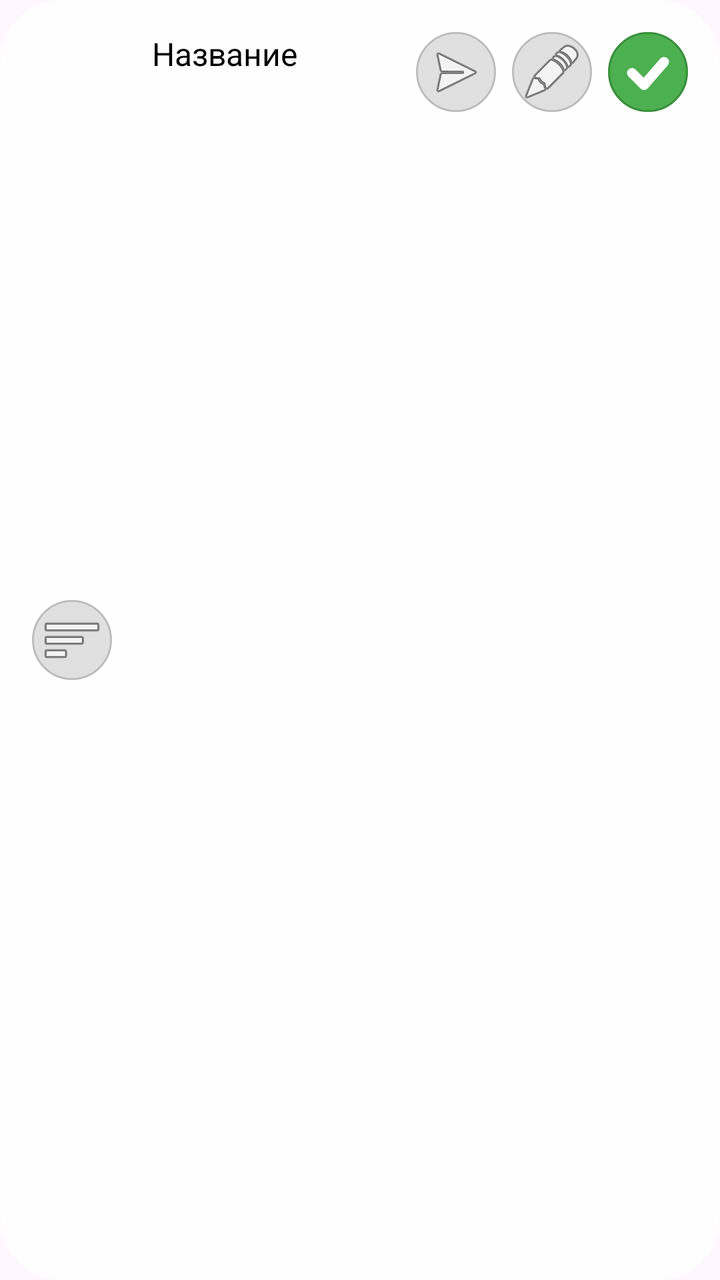
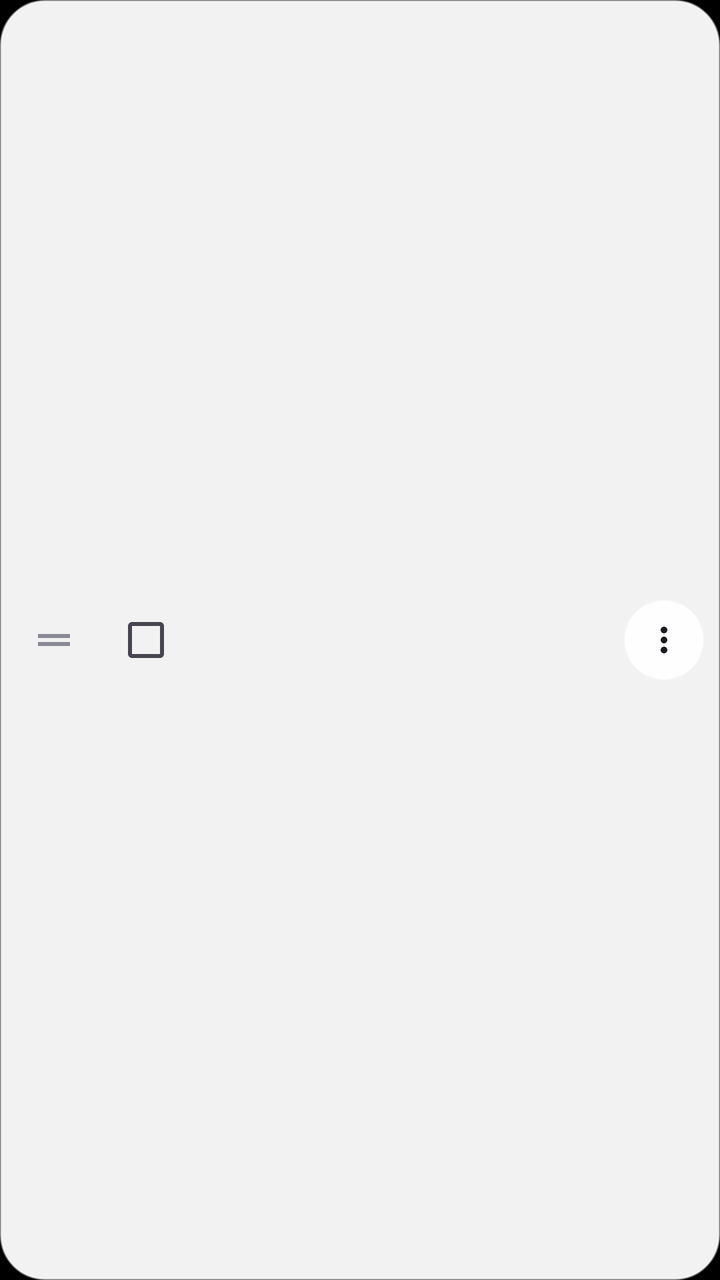

The first picture is an Android layout as it rendered before a commit; the second is the same layout after the commit. The layout source and the unified diff follow.
<!-- AndroidManifest.xml: application theme Base.Theme.Tasks -->
<!-- res/layout/item_layout.xml -->
<?xml version="1.0" encoding="utf-8"?>
<LinearLayout xmlns:android="http://schemas.android.com/apk/res/android"
    android:id="@+id/itemLayout"
    android:layout_width="match_parent"
    android:layout_height="wrap_content"
    android:orientation="horizontal"
    android:background="@drawable/blur_background"
    android:layout_marginStart="8dp"
    android:layout_marginEnd="8dp"
    android:layout_marginTop="4dp"
    android:layout_marginBottom="4dp"
    android:padding="16dp"
    android:elevation="2dp">

    <ImageButton
        android:id="@+id/dragHandle"
        android:layout_width="40dp"
        android:layout_height="40dp"
        android:layout_marginEnd="12dp"
        android:layout_gravity="center_vertical"
        android:background="@drawable/edit_button_background"
        android:src="@android:drawable/ic_menu_sort_by_size"
        android:contentDescription="Перетащить" />

    <TextView
        android:id="@+id/itemText"
        android:layout_width="0dp"
        android:layout_height="wrap_content"
        android:layout_weight="1"
        android:textSize="16sp"
        android:text="Название"
        android:textColor="#000000"
        android:gravity="center_vertical"
        android:paddingStart="8dp"
        android:paddingEnd="8dp" />

    
    <ImageButton
        android:id="@+id/moveButton"
        android:layout_width="40dp"
        android:layout_height="40dp"
        android:layout_marginEnd="8dp"
        android:background="@drawable/edit_button_background"
        android:src="@android:drawable/ic_menu_send"
        android:contentDescription="Перенести" />

    
    <ImageButton
        android:id="@+id/editButton"
        android:layout_width="40dp"
        android:layout_height="40dp"
        android:layout_marginEnd="8dp"
        android:background="@drawable/edit_button_background"
        android:src="@android:drawable/ic_menu_edit"
        android:contentDescription="Редактировать" />

    <ImageButton
        android:id="@+id/doneButton"
        android:layout_width="40dp"
        android:layout_height="40dp"
        android:background="@drawable/done_button_background"
        android:src="@drawable/ic_check_mark"
        android:contentDescription="Выполнено" />

</LinearLayout>
<!-- resources referenced by this layout -->
<resources>
  <!-- drawable blur_background (drawable) -->
  <?xml version="1.0" encoding="utf-8"?>
  <shape xmlns:android="http://schemas.android.com/apk/res/android">
      <solid android:color="#E6FFFFFF" />
      <corners android:radius="30dp" />
      <stroke
          android:width="1dp"
          android:color="#80FFFFFF" />
  </shape>
  <!-- drawable done_button_background (drawable) -->
  <?xml version="1.0" encoding="utf-8"?>
  <shape xmlns:android="http://schemas.android.com/apk/res/android">
      <solid android:color="#4CAF50" />
      <corners android:radius="20dp" />
      <stroke
          android:width="1dp"
          android:color="#388E3C" />
  </shape>
  <!-- drawable edit_button_background (drawable) -->
  <?xml version="1.0" encoding="utf-8"?>
  <shape xmlns:android="http://schemas.android.com/apk/res/android">
      <solid android:color="#E0E0E0" />
      <corners android:radius="20dp" />
      <stroke
          android:width="1dp"
          android:color="#BDBDBD" />
  </shape>
  <!-- drawable ic_check_mark (drawable) -->
  <vector xmlns:android="http://schemas.android.com/apk/res/android"
      android:width="24dp"
      android:height="24dp"
      android:viewportWidth="24"
      android:viewportHeight="24">
      <path
          android:strokeColor="@android:color/white"
          android:strokeWidth="5"
          android:strokeLineCap="round"
          android:strokeLineJoin="round"
          android:pathData="M4,12.5l6,6l10,-11.5"/>
  </vector>
  <style name="Base.Theme.Tasks" parent="Theme.Material3.DayNight.NoActionBar">
          <item name="colorPrimary">@color/green_primary</item>
          <item name="colorPrimaryVariant">@color/green_dark</item>
          <item name="colorOnPrimary">@color/white</item>
      </style>
  <color name="green_primary">#4CAF50</color>
  <color name="green_dark">#388E3C</color>
  <color name="white">#FFFFFF</color>
</resources>

<!-- the commit's change to res/layout/item_layout.xml (unified diff, before → after) -->
@@ -1,65 +1,93 @@
 <?xml version="1.0" encoding="utf-8"?>
-<LinearLayout xmlns:android="http://schemas.android.com/apk/res/android"
+<androidx.constraintlayout.widget.ConstraintLayout
+    xmlns:android="http://schemas.android.com/apk/res/android"
+    xmlns:app="http://schemas.android.com/apk/res-auto"
     android:id="@+id/itemLayout"
     android:layout_width="match_parent"
     android:layout_height="wrap_content"
-    android:orientation="horizontal"
-    android:background="@drawable/blur_background"
-    android:layout_marginStart="8dp"
-    android:layout_marginEnd="8dp"
-    android:layout_marginTop="4dp"
-    android:layout_marginBottom="4dp"
-    android:padding="16dp"
-    android:elevation="2dp">
+    android:layout_marginVertical="4dp"
+    android:background="@drawable/card_background"
+    android:elevation="2dp"
+    android:paddingEnd="8dp"
+    android:paddingStart="0dp">
 
-    <ImageButton
+    
+    <View
+        android:id="@+id/priorityStripe"
+        android:layout_width="5dp"
+        android:layout_height="0dp"
+        android:background="@color/priority_normal"
+        app:layout_constraintBottom_toBottomOf="parent"
+        app:layout_constraintStart_toStartOf="parent"
+        app:layout_constraintTop_toTopOf="parent" />
+
+    <ImageView
         android:id="@+id/dragHandle"
-        android:layout_width="40dp"
-        android:layout_height="40dp"
-        android:layout_marginEnd="12dp"
-        android:layout_gravity="center_vertical"
-        android:background="@drawable/edit_button_background"
-        android:src="@android:drawable/ic_menu_sort_by_size"
-        android:contentDescription="Перетащить" />
+        android:layout_width="44dp"
+        android:layout_height="44dp"
+        android:contentDescription="@string/cd_drag_handle"
+        android:padding="10dp"
+        android:src="@drawable/ic_drag_handle"
+        app:layout_constraintBottom_toBottomOf="parent"
+        app:layout_constraintStart_toEndOf="@id/priorityStripe"
+        app:layout_constraintTop_toTopOf="parent"
+        app:tint="@color/text_hint" />
+
+    <com.google.android.material.checkbox.MaterialCheckBox
+        android:id="@+id/doneCheck"
+        android:layout_width="wrap_content"
+        android:layout_height="wrap_content"
+        android:contentDescription="@string/action_done"
+        android:minWidth="48dp"
+        app:layout_constraintBottom_toBottomOf="parent"
+        app:layout_constraintStart_toEndOf="@id/dragHandle"
+        app:layout_constraintTop_toTopOf="parent" />
 
     <TextView
         android:id="@+id/itemText"
         android:layout_width="0dp"
         android:layout_height="wrap_content"
-        android:layout_weight="1"
+        android:layout_marginStart="4dp"
+        android:textColor="@color/text_primary"
         android:textSize="16sp"
-        android:text="Название"
-        android:textColor="#000000"
-        android:gravity="center_vertical"
-        android:paddingStart="8dp"
-        android:paddingEnd="8dp" />
+        app:layout_constraintEnd_toStartOf="@id/overflowButton"
+        app:layout_constraintStart_toEndOf="@id/doneCheck"
+        app:layout_constraintTop_toTopOf="@id/dragHandle" />
 
-    
-    <ImageButton
-        android:id="@+id/moveButton"
-        android:layout_width="40dp"
-        android:layout_height="40dp"
-        android:layout_marginEnd="8dp"
-        android:background="@drawable/edit_button_background"
-        android:src="@android:drawable/ic_menu_send"
-        android:contentDescription="Перенести" />
+    <TextView
+        android:id="@+id/itemCategory"
+        android:layout_width="wrap_content"
+        android:layout_height="wrap_content"
+        android:layout_marginStart="8dp"
+        android:background="@drawable/icon_button_background"
+        android:paddingHorizontal="8dp"
+        android:paddingVertical="2dp"
+        android:textColor="@color/text_secondary"
+        android:textSize="11sp"
+        android:visibility="gone"
+        app:layout_constraintStart_toEndOf="@id/doneCheck"
+        app:layout_constraintTop_toBottomOf="@id/itemText" />
 
-    
-    <ImageButton
-        android:id="@+id/editButton"
-        android:layout_width="40dp"
-        android:layout_height="40dp"
-        android:layout_marginEnd="8dp"
-        android:background="@drawable/edit_button_background"
-        android:src="@android:drawable/ic_menu_edit"
-        android:contentDescription="Редактировать" />
+    <TextView
+        android:id="@+id/itemMeta"
+        android:layout_width="0dp"
+        android:layout_height="wrap_content"
+        android:layout_marginStart="8dp"
+        android:textColor="@color/text_secondary"
+        android:textSize="12sp"
+        android:visibility="gone"
+        app:layout_constraintBottom_toBottomOf="parent"
+        app:layout_constraintEnd_toStartOf="@id/overflowButton"
+        app:layout_constraintStart_toEndOf="@id/doneCheck"
+        app:layout_constraintTop_toBottomOf="@id/itemCategory" />
 
     <ImageButton
-        android:id="@+id/doneButton"
-        android:layout_width="40dp"
-        android:layout_height="40dp"
-        android:background="@drawable/done_button_background"
-        android:src="@drawable/ic_check_mark"
-        android:contentDescription="Выполнено" />
+        android:id="@+id/overflowButton"
+        style="@style/ItemActionButton"
+        android:contentDescription="@string/cd_more"
+        android:src="@drawable/ic_more_vert"
+        app:layout_constraintBottom_toBottomOf="parent"
+        app:layout_constraintEnd_toEndOf="parent"
+        app:layout_constraintTop_toTopOf="parent" />
 
-</LinearLayout>
+</androidx.constraintlayout.widget.ConstraintLayout>
<!-- resource entries referenced after the edit -->
@@ -1,52 +1,67 @@
 <!-- resources referenced by this layout -->
 <resources>
-  <!-- drawable blur_background (drawable) -->
-  <?xml version="1.0" encoding="utf-8"?>
-  <shape xmlns:android="http://schemas.android.com/apk/res/android">
-      <solid android:color="#E6FFFFFF" />
-      <corners android:radius="30dp" />
+  <color name="priority_normal">#00000000</color>
+  <color name="text_hint">#8A8A94</color>
+  <color name="text_primary">#1B1B1F</color>
+  <color name="text_secondary">#5B5B66</color>
+  <!-- drawable card_background (drawable) -->
+  ﻿<shape xmlns:android="http://schemas.android.com/apk/res/android"
+      android:shape="rectangle">
+      
+      <solid android:color="@color/surface_card" />
+      <corners android:radius="22dp" />
       <stroke
           android:width="1dp"
-          android:color="#80FFFFFF" />
+          android:color="@color/surface_card_stroke" />
   </shape>
-  <!-- drawable done_button_background (drawable) -->
-  <?xml version="1.0" encoding="utf-8"?>
-  <shape xmlns:android="http://schemas.android.com/apk/res/android">
-      <solid android:color="#4CAF50" />
-      <corners android:radius="20dp" />
-      <stroke
-          android:width="1dp"
-          android:color="#388E3C" />
-  </shape>
-  <!-- drawable edit_button_background (drawable) -->
-  <?xml version="1.0" encoding="utf-8"?>
-  <shape xmlns:android="http://schemas.android.com/apk/res/android">
-      <solid android:color="#E0E0E0" />
-      <corners android:radius="20dp" />
-      <stroke
-          android:width="1dp"
-          android:color="#BDBDBD" />
-  </shape>
-  <!-- drawable ic_check_mark (drawable) -->
-  <vector xmlns:android="http://schemas.android.com/apk/res/android"
+  <!-- drawable ic_drag_handle (drawable) -->
+  ﻿<vector xmlns:android="http://schemas.android.com/apk/res/android"
       android:width="24dp"
       android:height="24dp"
       android:viewportWidth="24"
-      android:viewportHeight="24">
+      android:viewportHeight="24"
+      android:tint="@color/text_primary">
       <path
-          android:strokeColor="@android:color/white"
-          android:strokeWidth="5"
-          android:strokeLineCap="round"
-          android:strokeLineJoin="round"
-          android:pathData="M4,12.5l6,6l10,-11.5"/>
+          android:fillColor="#FF000000"
+          android:pathData="M20,9H4v2h16V9zM4,15h16v-2H4V15z" />
   </vector>
+  <!-- drawable ic_more_vert (drawable) -->
+  ﻿<vector xmlns:android="http://schemas.android.com/apk/res/android"
+      android:width="24dp"
+      android:height="24dp"
+      android:viewportWidth="24"
+      android:viewportHeight="24"
+      android:tint="@color/text_primary">
+      <path
+          android:fillColor="#FF000000"
+          android:pathData="M12,8c1.1,0 2,-0.9 2,-2s-0.9,-2 -2,-2 -2,0.9 -2,2 0.9,2 2,2zM12,10c-1.1,0 -2,0.9 -2,2s0.9,2 2,2 2,-0.9 2,-2 -0.9,-2 -2,-2zM12,16c-1.1,0 -2,0.9 -2,2s0.9,2 2,2 2,-0.9 2,-2 -0.9,-2 -2,-2z" />
+  </vector>
+  <!-- drawable icon_button_background (drawable) -->
+  ﻿<shape xmlns:android="http://schemas.android.com/apk/res/android"
+      android:shape="oval">
+      <solid android:color="@color/surface_card" />
+      <stroke
+          android:width="1dp"
+          android:color="@color/surface_card_stroke" />
+  </shape>
+  <string name="action_done">Выполнено</string>
+  <string name="cd_drag_handle">Перетащить</string>
+  <string name="cd_more">Ещё</string>
+  <style name="ItemActionButton">
+          <item name="android:layout_width">40dp</item>
+          <item name="android:layout_height">40dp</item>
+          <item name="android:background">@drawable/icon_button_background</item>
+          <item name="android:padding">10dp</item>
+          <item name="android:scaleType">fitCenter</item>
+      </style>
   <style name="Base.Theme.Tasks" parent="Theme.Material3.DayNight.NoActionBar">
           <item name="colorPrimary">@color/green_primary</item>
-          <item name="colorPrimaryVariant">@color/green_dark</item>
-          <item name="colorOnPrimary">@color/white</item>
+          <item name="colorOnPrimary">@color/text_on_primary</item>
+          <item name="android:windowBackground">@android:color/black</item>
       </style>
+  <color name="surface_card">#F2FFFFFF</color>
+  <color name="surface_card_stroke">#80FFFFFF</color>
   <color name="green_primary">#4CAF50</color>
-  <color name="green_dark">#388E3C</color>
-  <color name="white">#FFFFFF</color>
+  <color name="text_on_primary">#FFFFFF</color>
 </resources>
 
